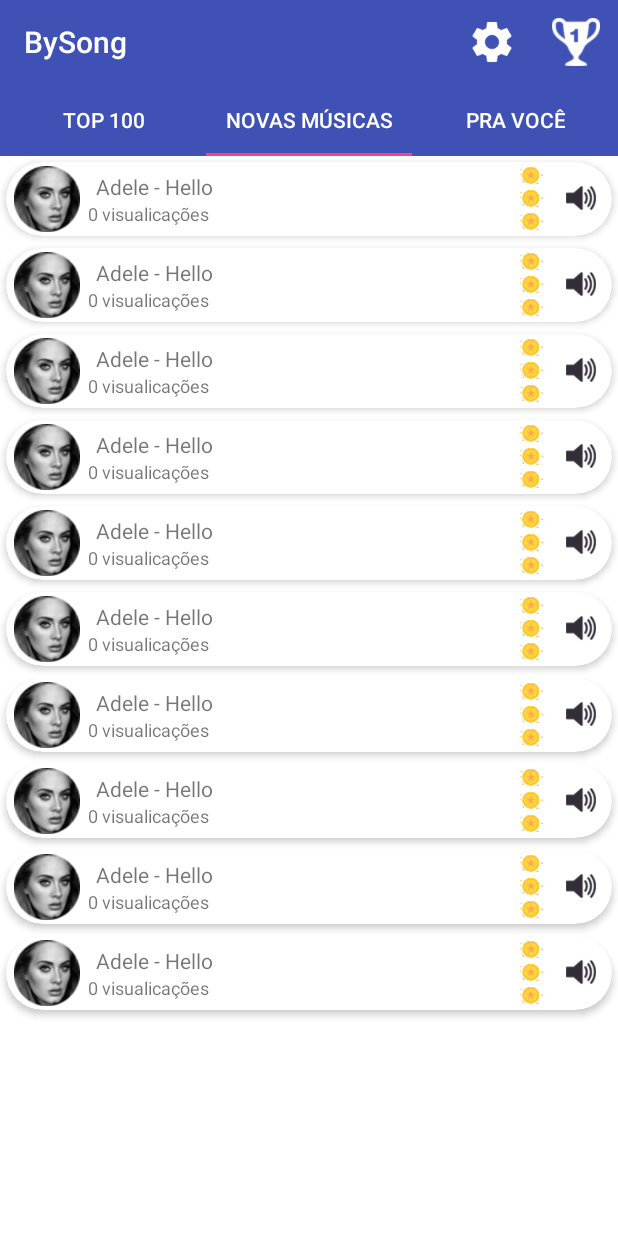
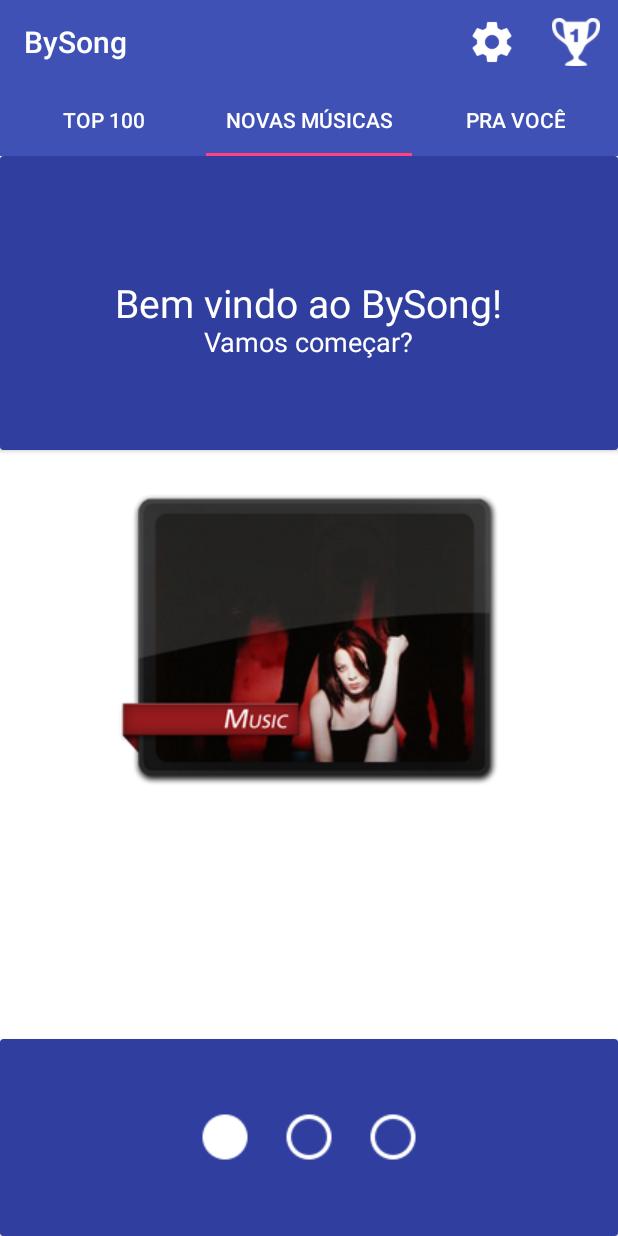
Before and after one commit to lucasgomesb/bysong, an Android app: the Top100Fragment screen opened directly, with no data from a screen before it, tab 2 chosen, on a phone screen of 412 x 824 dp. Run offline under Robolectric (Android 15) with nearby library versions, the light colour scheme and no system bars.

Commit message:
Tela de apresentação com scroll horizontal (na aba novas musicas).

```diff
--- /dev/null
+++ b/app/app/src/main/java/bysong/app/adapter/ImagePageAdapter.java
@@ -0,0 +1,62 @@
+package bysong.app.adapter;
+
+import android.content.Context;
+import android.support.v4.view.PagerAdapter;
+import android.view.LayoutInflater;
+import android.view.View;
+import android.view.ViewGroup;
+import android.widget.ImageView;
+
+import bysong.app.R;
+
+/**
+ * Created by Tiago on 10/08/2016.
+ */
+public class ImagePageAdapter extends PagerAdapter {
+
+    private Context context;
+    private final int[] imagens;
+
+    public ImagePageAdapter(Context context, int[] imagens){
+
+        this.context = context;
+        this.imagens = imagens;
+
+    }
+
+    // Retorna o número de páginas do view pager(equivalente ao número de abas)
+    @Override
+    public int getCount() {
+
+        return imagens != null ? imagens.length : 0;
+
+    }
+
+    @Override
+    public Object instantiateItem(ViewGroup container, int position) {
+
+        // Infla o view
+        View view = LayoutInflater.from(context).inflate(R.layout.adapter_imagem, container, false);
+        ImageView img = (ImageView) view.findViewById(R.id.imagem);
+        img.setImageResource(imagens[position]);
+        ((ViewGroup) container).addView(view);// Adicionou ao layout ViewGroup
+        return view;
+
+    }
+
+    @Override
+    public void destroyItem(ViewGroup container, int position, Object view) {
+
+        ((ViewGroup) container).removeView((View)view);
+
+    }
+
+    @Override
+    public boolean isViewFromObject(View view, Object object) {
+
+        // Determina se a view informada é igual ao object retornado pelo instantiateItem
+        return view == object;
+
+    }
+
+}
--- a/app/app/src/main/java/bysong/app/adapter/TabsAdapter.java
+++ b/app/app/src/main/java/bysong/app/adapter/TabsAdapter.java
@@ -61,11 +61,11 @@
 
         } else if (position == 1) {
 
-            f = new PraVoceFragment();
+            f = new NovasMusicasFragment();
 
         } else {
 
-            f = new NovasMusicasFragment();
+            f = new PraVoceFragment();
 
         }
 
--- a/app/app/src/main/java/bysong/app/controller/SongLibrary.java
+++ b/app/app/src/main/java/bysong/app/controller/SongLibrary.java
@@ -38,7 +38,7 @@
 
     }
 
-    public List<Song> GetSongList() {
+    public List<Song> getSongList() {
 
         List<Song> loSongList = new ArrayList<Song>();
         loSongList.add(new Song("dangerous.mp3", "dangerous.mp3", "Hello", 128, null, new Artist("Adele", R.drawable.artist_circle_adele), SongRankStatus.getStatus(SongRankStatus.DOWN)));
--- a/app/app/src/main/java/bysong/app/fragments/NovasMusicasFragment.java
+++ b/app/app/src/main/java/bysong/app/fragments/NovasMusicasFragment.java
@@ -1,20 +1,21 @@
 package bysong.app.fragments;
 
+import android.media.Image;
 import android.os.Bundle;
 import android.support.annotation.Nullable;
 import android.support.v4.app.Fragment;
-import android.support.v7.widget.DefaultItemAnimator;
-import android.support.v7.widget.LinearLayoutManager;
+import android.support.v4.view.ViewPager;
 import android.support.v7.widget.RecyclerView;
 import android.view.LayoutInflater;
 import android.view.View;
 import android.view.ViewGroup;
+import android.widget.ImageView;
 
 import java.util.List;
 
 import bysong.app.R;
 import bysong.app.adapter.SongsAdapter;
-import bysong.app.controller.SongLibrary;
+import bysong.app.adapter.ImagePageAdapter;
 import bysong.app.domain.PlayerMp3;
 import bysong.app.domain.Song;
 
@@ -26,6 +27,13 @@
     private RecyclerView recyclerView;
     private List<Song> songs;
     private PlayerMp3 playerMp3;
+    private int[] imagens = new int[]{
+            R.drawable.music_icon,
+            R.drawable.music_icon_2,
+            R.drawable.document_audio
+    };
+
+    private ImageView img1, img2, img3;
 
     @Override
     public void onCreate(@Nullable Bundle savedInstanceState) {
@@ -39,14 +47,60 @@
     @Override
     public View onCreateView(LayoutInflater inflater, @Nullable ViewGroup container, @Nullable Bundle savedInstanceState) {
 
-        View view = inflater.inflate(R.layout.fragment_novas_musicas, container, false);
+        View view = inflater.inflate(R.layout.fragment_imagem_1, container, false);
         //songs = new SongLibrary().GetSongList();
-        songs = Song.getSongs();
-        playerMp3 = new PlayerMp3(getContext());
-        recyclerView = (RecyclerView) view.findViewById(R.id.novasMusicas);
-        recyclerView.setLayoutManager(new LinearLayoutManager(getContext()));
-        recyclerView.setItemAnimator(new DefaultItemAnimator());
-        recyclerView.setAdapter(new SongsAdapter(getContext(), songs, onClickSongsMuisc()));
+        //songs = Song.getSongs();
+        //playerMp3 = new PlayerMp3(getContext());
+        //recyclerView = (RecyclerView) view.findViewById(R.id.novasMusicas);
+        //recyclerView.setLayoutManager(new LinearLayoutManager(getContext()));
+        //recyclerView.setItemAnimator(new DefaultItemAnimator());
+        //recyclerView.setAdapter(new SongsAdapter(getContext(), songs, onClickSongsMuisc()));
+
+        img1 = (ImageView) view.findViewById(R.id.img1);
+        img2 = (ImageView) view.findViewById(R.id.img2);
+        img3 = (ImageView) view.findViewById(R.id.img3);
+
+        // ViewPager
+        ViewPager viewPager = (ViewPager) view.findViewById(R.id.viewPager);
+        viewPager.setAdapter(new ImagePageAdapter(getContext(), imagens));
+        viewPager.addOnPageChangeListener(new ViewPager.OnPageChangeListener() {
+            @Override
+            public void onPageScrolled(int position, float positionOffset, int positionOffsetPixels) {
+
+            }
+
+            @Override
+            public void onPageSelected(int position) {
+
+                switch (position) {
+
+                    case 0:
+                        img1.setImageResource(R.drawable.checkbox_blank_circle);
+                        img2.setImageResource(R.drawable.checkbox_blank_circle_outline);
+                        img3.setImageResource(R.drawable.checkbox_blank_circle_outline);
+                        break;
+                    case 1:
+                        img1.setImageResource(R.drawable.checkbox_blank_circle_outline);
+                        img2.setImageResource(R.drawable.checkbox_blank_circle);
+                        img3.setImageResource(R.drawable.checkbox_blank_circle_outline);
+                        break;
+                    case 2:
+                        img1.setImageResource(R.drawable.checkbox_blank_circle_outline);
+                        img2.setImageResource(R.drawable.checkbox_blank_circle_outline);
+                        img3.setImageResource(R.drawable.checkbox_blank_circle);
+                        break;
+
+
+                }
+
+            }
+
+            @Override
+            public void onPageScrollStateChanged(int state) {
+
+            }
+        });
+
         return view;
 
     }
--- a/app/app/src/main/java/bysong/app/fragments/PraVoceFragment.java
+++ b/app/app/src/main/java/bysong/app/fragments/PraVoceFragment.java
@@ -40,8 +40,8 @@
     public View onCreateView(LayoutInflater inflater, @Nullable ViewGroup container, @Nullable Bundle savedInstanceState) {
 
         View view = inflater.inflate(R.layout.fragment_por_genero, container, false);
-        //songs = new SongLibrary().GetSongList();
-        songs = Song.getSongs();
+        songs = new SongLibrary().getSongList();
+        //songs = Song.getSongs();
         playerMp3 = new PlayerMp3(getContext());
         recyclerView = (RecyclerView) view.findViewById(R.id.porGenero);
         recyclerView.setLayoutManager(new LinearLayoutManager(getContext()));
--- a/app/app/src/main/java/bysong/app/fragments/Top100Fragment.java
+++ b/app/app/src/main/java/bysong/app/fragments/Top100Fragment.java
@@ -42,7 +42,7 @@
     public View onCreateView(LayoutInflater inflater, @Nullable ViewGroup container, @Nullable Bundle savedInstanceState) {
 
         View view = inflater.inflate(R.layout.fragment_top_10, container, false);
-        songs = new SongLibrary().GetSongList();
+        songs = new SongLibrary().getSongList();
         //songs = Song.getSongs();
         playerMp3 = new PlayerMp3(getContext());
         recyclerView = (RecyclerView) view.findViewById(R.id.top10);
--- /dev/null
+++ b/app/app/src/main/res/layout/adapter_imagem.xml
@@ -0,0 +1,11 @@
+<?xml version="1.0" encoding="utf-8"?>
+<LinearLayout xmlns:android="http://schemas.android.com/apk/res/android"
+    android:orientation="vertical" android:layout_width="match_parent"
+    android:layout_height="match_parent">
+
+    <ImageView
+        android:id="@+id/imagem"
+        android:layout_width="match_parent"
+        android:layout_height="wrap_content"/>
+
+</LinearLayout>
--- /dev/null
+++ b/app/app/src/main/res/layout/fragment_imagem_1.xml
@@ -0,0 +1,74 @@
+<?xml version="1.0" encoding="utf-8"?>
+<LinearLayout xmlns:android="http://schemas.android.com/apk/res/android"
+    xmlns:app="http://schemas.android.com/apk/res-auto"
+    android:orientation="vertical"
+    android:layout_width="match_parent"
+    android:layout_height="match_parent"
+    android:gravity="center_vertical">
+
+    <android.support.v7.widget.CardView
+        android:layout_width="match_parent"
+        android:layout_height="0dp"
+        android:layout_weight="3"
+        app:cardBackgroundColor="@color/colorPrimaryDark">
+
+        <TextView
+            android:text="@string/bem_vindo"
+            android:layout_width="wrap_content"
+            android:layout_height="wrap_content"
+            style="@style/font_26_bold"
+            android:layout_gravity="center_vertical|center_horizontal"/>
+
+        <TextView
+            android:text="@string/vamos_comecar"
+            android:layout_width="wrap_content"
+            android:layout_height="wrap_content"
+            style="@style/font_18_bold"
+            android:layout_marginTop="26dp"
+            android:layout_gravity="center_vertical|center_horizontal"/>
+
+    </android.support.v7.widget.CardView>
+
+    <android.support.v4.view.ViewPager
+        android:id="@+id/viewPager"
+        android:layout_width="match_parent"
+        android:layout_height="0dp"
+        android:layout_weight="6" />
+
+    <android.support.v7.widget.CardView
+        android:layout_width="match_parent"
+        android:layout_height="0dp"
+        android:layout_weight="2"
+        app:cardBackgroundColor="@color/colorPrimaryDark">
+
+        <LinearLayout
+            android:layout_width="wrap_content"
+            android:layout_height="wrap_content"
+            android:layout_gravity="center_vertical|center_horizontal">
+
+            <ImageView
+                android:id="@+id/img1"
+                android:layout_width="wrap_content"
+                android:layout_height="wrap_content"
+                android:src="@drawable/checkbox_blank_circle"
+                android:padding="10dp"/>
+
+            <ImageView
+                android:id="@+id/img2"
+                android:layout_width="wrap_content"
+                android:layout_height="wrap_content"
+                android:src="@drawable/checkbox_blank_circle_outline"
+                android:padding="10dp"/>
+
+            <ImageView
+                android:id="@+id/img3"
+                android:layout_width="wrap_content"
+                android:layout_height="wrap_content"
+                android:src="@drawable/checkbox_blank_circle_outline"
+                android:padding="10dp"/>
+
+        </LinearLayout>
+
+    </android.support.v7.widget.CardView>
+
+</LinearLayout>
--- a/app/app/src/main/res/values/dimens.xml
+++ b/app/app/src/main/res/values/dimens.xml
@@ -4,4 +4,6 @@
     <dimen name="activity_vertical_margin">16dp</dimen>
     <dimen name="image_view_height">49dp</dimen>
     <dimen name="image_view_width">49dp</dimen>
+    <dimen name="image_view_slide_height">382dp</dimen>
+    <dimen name="image_view_slide_width">382dp</dimen>
 </resources>
--- a/app/app/src/main/res/values/strings.xml
+++ b/app/app/src/main/res/values/strings.xml
@@ -10,5 +10,8 @@
     <!-- Itens de menu -->
     <string name="settings">Configurações</string>
     <string name="ranking">Ranking</string>
+    <!-- Boas vindas -->
+    <string name="bem_vindo">Bem vindo ao BySong!</string>
+    <string name="vamos_comecar">Vamos começar?</string>
 
 </resources>
--- a/app/app/src/main/res/values/styles.xml
+++ b/app/app/src/main/res/values/styles.xml
@@ -21,4 +21,15 @@
     <style name="AppTheme.AppBarOverlay" parent="ThemeOverlay.AppCompat.Dark.ActionBar" />
     <style name="AppTheme.PopupOverlay" parent="ThemeOverlay.AppCompat.Light" />
 
+    <!-- Estilos de fonte -->
+    <style name="font_26_bold">
+        <item name="android:textSize">26sp</item>
+        <item name="android:textColor">@color/white</item>
+    </style>
+
+    <style name="font_18_bold">
+        <item name="android:textSize">18sp</item>
+        <item name="android:textColor">@color/white</item>
+    </style>
+
 </resources>
--- a/app/build.gradle
+++ b/app/build.gradle
@@ -5,7 +5,7 @@
         jcenter()
     }
     dependencies {
-        classpath 'com.android.tools.build:gradle:2.1.2'
+        classpath 'com.android.tools.build:gradle:2.1.3'
 
         // NOTE: Do not place your application dependencies here; they belong
         // in the individual module build.gradle files
```
Also changed, not shown: app/app/src/main/res/drawable/checkbox_blank_circle.png (added), app/app/src/main/res/drawable/checkbox_blank_circle_outline.png (added), app/app/src/main/res/drawable/document_audio.png (added), app/app/src/main/res/drawable/music_icon.png (added), app/app/src/main/res/drawable/music_icon_2.png (added), app/gradle/wrapper/gradle-wrapper.properties.
